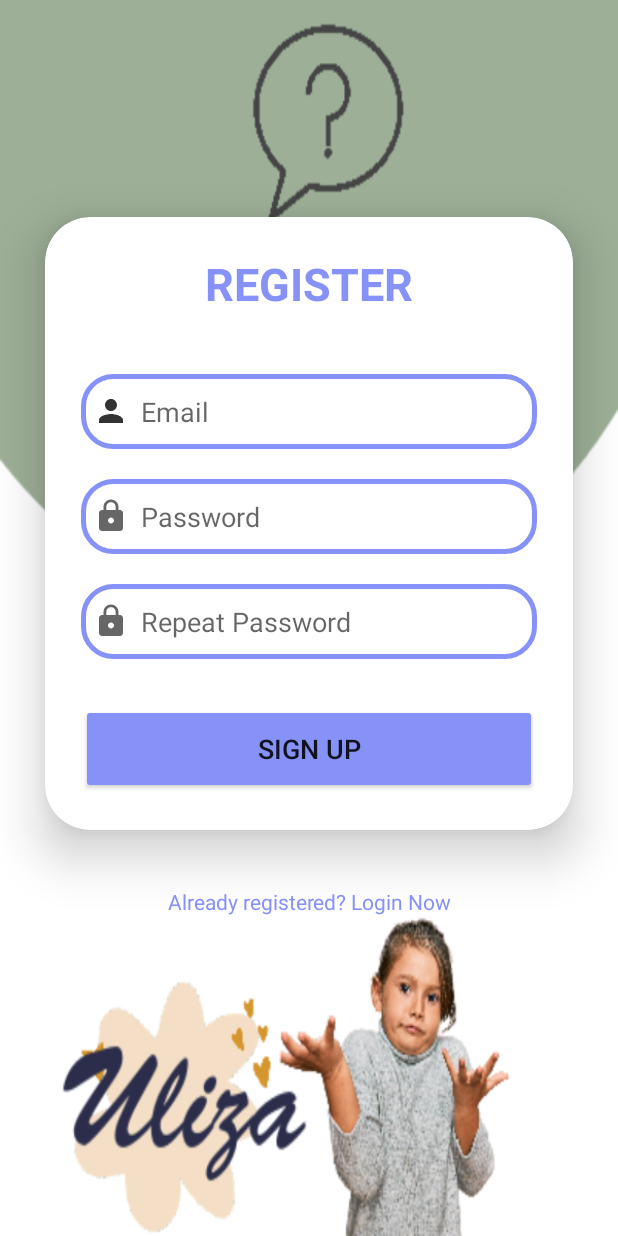
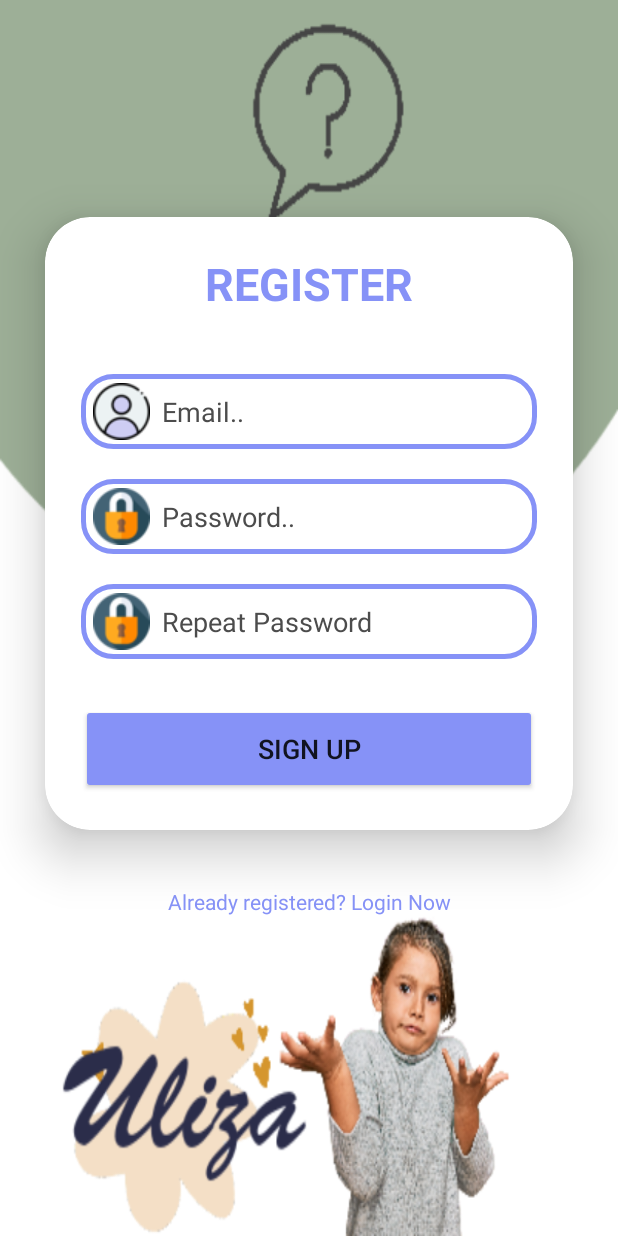
Before and after one commit to developerNkya/uliza, an Android app: the layout layout_register.xml on its own in the app's theme, with its tools: preview values and no code run, on a phone screen of 412 x 824 dp. Run offline under Robolectric (Android 15) with nearby library versions, the phone set to English and light mode, and no system bars.

Commit message:
20231018 | MODIFIED REGISTER LAYOUT

```diff
--- a/app/src/main/AndroidManifest.xml
+++ b/app/src/main/AndroidManifest.xml
@@ -38,7 +38,7 @@
             android:name=".Dashboard"
             android:exported="false" />
         <activity
-            android:name=".LoginActivity"
+            android:name=".SignUpActivity"
             android:exported="true"
             android:theme="@style/AppTheme.NoActionBar">
             <intent-filter>
@@ -47,7 +47,7 @@
                 <category android:name="android.intent.category.LAUNCHER" />
             </intent-filter>
         </activity>
-        <activity android:name=".SignUpActivity" />
+        <activity android:name=".LoginActivity" />
     </application>
 
 </manifest>
--- a/app/src/main/res/layout/layout_register.xml
+++ b/app/src/main/res/layout/layout_register.xml
@@ -17,6 +17,7 @@
         android:layout_margin="30dp"
         app:cardCornerRadius="30dp"
         app:cardElevation="20dp"
+        app:cardBackgroundColor="#FFFFFF"
         android:background="@drawable/custom_edittext">
 
         <LinearLayout
@@ -43,10 +44,11 @@
                 android:layout_height="50dp"
                 android:layout_marginTop="40dp"
                 android:background="@drawable/custom_edittext"
-                android:drawableLeft="@drawable/ic_baseline_person_24"
+                android:drawableLeft="@drawable/user3"
                 android:drawablePadding="8dp"
-                android:hint="Email"
+                android:hint="Email.."
                 android:padding="8dp"
+                android:textColorHint="#4c4c4c"
                 android:textColor="@color/black"
                 android:textColorHighlight="@color/cardview_dark_background" />
 
@@ -56,10 +58,11 @@
                 android:layout_height="50dp"
                 android:layout_marginTop="20dp"
                 android:background="@drawable/custom_edittext"
-                android:drawableLeft="@drawable/ic_baseline_lock_24"
+                android:drawableLeft="@drawable/lock2"
                 android:drawablePadding="8dp"
-                android:hint="Password"
+                android:hint="Password.."
                 android:inputType="textPassword"
+                android:textColorHint="#4c4c4c"
                 android:padding="8dp"
                 android:textColor="@color/black"
                 android:textColorHighlight="@color/cardview_dark_background" />
@@ -70,9 +73,10 @@
                 android:layout_height="50dp"
                 android:layout_marginTop="20dp"
                 android:background="@drawable/custom_edittext"
-                android:drawableLeft="@drawable/ic_baseline_lock_24"
+                android:drawableLeft="@drawable/lock2"
                 android:drawablePadding="8dp"
                 android:hint="Repeat Password"
+                android:textColorHint="#4c4c4c"
                 android:inputType="textPassword"
                 android:padding="8dp"
                 android:textColor="@color/black"
```
